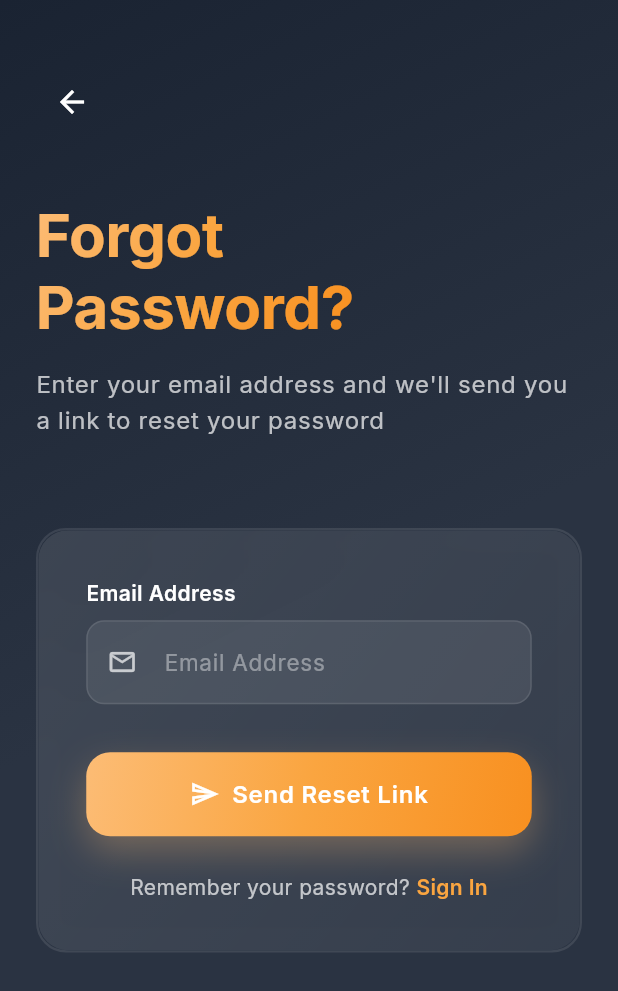
After one commit to themadhatmedia/nocatfish, a Flutter app: the ForgotPasswordScreen screen opened directly, on a phone screen of 412 x 824 dp. The commit adds this screen. Shown: the top 991 px of the screen. Run offline on Flutter 3.47's test engine with Material 3 defaults, Android fonts, the phone set to English and light mode, and no system bars; drawn by our look-alikes of flutter_animate; our stand-ins replace dio, firebase_analytics, firebase_core, get, get_storage, image_picker and 5 more; missing offline and left inert: flutter_intl_phone_field, flutter_stripe, flutter_udid, no_screenshot; accounts and stored records are empty.

Commit message:
1201 10:27

```diff
--- a/lib/config/api_config.dart
+++ b/lib/config/api_config.dart
@@ -43,6 +43,7 @@ class ApiEndpoints {
   static const String register = '/auth/register';
   static const String login = '/auth/login';
   static const String logout = '/auth/logout';
+  static const String forgotPassword = '/auth/forgot-password';
 
   static const String user = '/user';
   static const String updateUser = '/user';
--- /dev/null
+++ b/lib/screens/auth/forgot_password_screen.dart
@@ -0,0 +1,197 @@
+import 'package:flutter/material.dart';
+import 'package:flutter_animate/flutter_animate.dart';
+import 'package:get/get.dart';
+
+import '../../services/api_service.dart';
+import '../../utils/app_theme.dart';
+import '../../widgets/custom_text_field.dart';
+import '../../widgets/glass_container.dart';
+import '../../widgets/gradient_button.dart';
+import '../../widgets/gradient_text.dart';
+import 'login_screen_old.dart';
+
+class ForgotPasswordScreen extends StatefulWidget {
+  const ForgotPasswordScreen({super.key});
+
+  @override
+  State<ForgotPasswordScreen> createState() => _ForgotPasswordScreenState();
+}
+
+class _ForgotPasswordScreenState extends State<ForgotPasswordScreen> {
+  final _formKey = GlobalKey<FormState>();
+  final _emailController = TextEditingController();
+  final _apiService = ApiService();
+  bool _isLoading = false;
+
+  @override
+  void dispose() {
+    _emailController.dispose();
+    super.dispose();
+  }
+
+  Future<void> _handleForgotPassword() async {
+    if (!_formKey.currentState!.validate()) return;
+
+    setState(() => _isLoading = true);
+
+    final response = await _apiService.forgotPassword(
+      email: _emailController.text.trim(),
+    );
+
+    setState(() => _isLoading = false);
+
+    if (response.success) {
+      if (mounted) {
+        ScaffoldMessenger.of(context).showSnackBar(
+          SnackBar(
+            content: Text(response.message ?? 'Password reset link sent to your email'),
+            backgroundColor: Colors.green,
+            duration: const Duration(seconds: 4),
+          ),
+        );
+
+        await Future.delayed(const Duration(seconds: 1));
+
+        if (mounted) {
+          Get.off(() => const LoginScreenOld());
+        }
+      }
+    } else {
+      if (mounted) {
+        ScaffoldMessenger.of(context).showSnackBar(
+          SnackBar(
+            content: Text(response.message ?? 'Failed to send password reset link'),
+            backgroundColor: AppTheme.darkOrange,
+            duration: const Duration(seconds: 3),
+          ),
+        );
+      }
+    }
+  }
+
+  @override
+  Widget build(BuildContext context) {
+    return Scaffold(
+      body: Stack(
+        children: [
+          Container(
+            decoration: const BoxDecoration(
+              gradient: LinearGradient(
+                begin: Alignment.topLeft,
+                end: Alignment.bottomRight,
+                colors: [
+                  Color(0xFF1a2332),
+                  Color(0xFF2a3342),
+                  Color(0xFF2a3342),
+                ],
+              ),
+            ),
+          ),
+          SafeArea(
+            child: SingleChildScrollView(
+              padding: const EdgeInsets.all(24.0),
+              child: Form(
+                key: _formKey,
+                child: Column(
+                  crossAxisAlignment: CrossAxisAlignment.start,
+                  children: [
+                    const SizedBox(height: 20),
+                    IconButton(
+                      onPressed: () => Get.back(),
+                      icon: const Icon(Icons.arrow_back, color: Colors.white),
+                    ).animate().fadeIn(duration: 400.ms).slideX(begin: -0.2, end: 0),
+                    const SizedBox(height: 40),
+                    GradientText(
+                      text: 'Forgot\nPassword?',
+                      gradient: AppTheme.primaryGradient,
+                      style: Theme.of(context).textTheme.displayLarge?.copyWith(
+                            fontSize: 40,
+                            fontWeight: FontWeight.bold,
+                            height: 1.2,
+                          ),
+                    ).animate().fadeIn(delay: 100.ms, duration: 600.ms).slideY(begin: 0.2, end: 0),
+                    const SizedBox(height: 16),
+                    Text(
+                      'Enter your email address and we\'ll send you a link to reset your password',
+                      style: Theme.of(context).textTheme.bodyLarge?.copyWith(
+                            color: Colors.white70,
+                          ),
+                    ).animate().fadeIn(delay: 200.ms, duration: 600.ms).slideY(begin: 0.2, end: 0),
+                    const SizedBox(height: 60),
+                    GlassContainer(
+                      padding: const EdgeInsets.all(32),
+                      blur: 15,
+                      child: Column(
+                        children: [
+                          CustomTextField(
+                            controller: _emailController,
+                            label: 'Email Address',
+                            // hintText: 'Enter your email',
+                            prefixIcon: Icons.email_outlined,
+                            keyboardType: TextInputType.emailAddress,
+                            // textInputAction: TextInputAction.done,
+                            validator: (value) {
+                              if (value == null || value.isEmpty) {
+                                return 'Please enter your email address';
+                              }
+                              final emailRegex = RegExp(
+                                r'^[a-zA-Z0-9._%+-]+@[a-zA-Z0-9.-]+\.[a-zA-Z]{2,}$',
+                              );
+                              if (!emailRegex.hasMatch(value)) {
+                                return 'Please enter a valid email address';
+                              }
+                              return null;
+                            },
+                            // onFieldSubmitted: (_) => _handleForgotPassword(),
+                          ),
+                          const SizedBox(
+                            height: 32,
+                          ),
+                          GradientButton(
+                            text: 'Send Reset Link',
+                            onPressed: _handleForgotPassword,
+                            gradient: AppTheme.primaryGradient,
+                            isLoading: _isLoading,
+                            icon: Icons.send_outlined,
+                          ),
+                          const SizedBox(
+                            height: 24,
+                          ),
+                          Row(
+                            mainAxisAlignment: MainAxisAlignment.center,
+                            children: [
+                              const Text(
+                                'Remember your password? ',
+                                style: TextStyle(
+                                  color: Colors.white70,
+                                  fontSize: 14,
+                                ),
+                              ),
+                              GestureDetector(
+                                onTap: () {
+                                  Get.back();
+                                },
+                                child: const Text(
+                                  'Sign In',
+                                  style: TextStyle(
+                                    color: AppTheme.brandOrange,
+                                    fontSize: 14,
+                                    fontWeight: FontWeight.w600,
+                                  ),
+                                ),
+                              ),
+                            ],
+                          ),
+                        ],
+                      ),
+                    ).animate().fadeIn(delay: 300.ms, duration: 600.ms).slideY(begin: 0.2, end: 0),
+                  ],
+                ),
+              ),
+            ),
+          ),
+        ],
+      ),
+    );
+  }
+}
--- a/lib/screens/auth/login_screen_old.dart
+++ b/lib/screens/auth/login_screen_old.dart
@@ -9,6 +9,7 @@ import '../../widgets/glass_container.dart';
 import '../../widgets/gradient_button.dart';
 import '../../widgets/gradient_text.dart';
 import '../home/home_screen.dart';
+import 'forgot_password_screen.dart';
 import 'register_screen_old.dart';
 
 class LoginScreenOld extends StatefulWidget {
@@ -33,7 +34,6 @@ class _LoginScreenOldState extends State<LoginScreenOld> {
   }
 
   Future<void> _handleLogin() async {
-
     if (!_formKey.currentState!.validate()) return;
     // return;F
 
@@ -182,7 +182,9 @@ class _LoginScreenOldState extends State<LoginScreenOld> {
                           Align(
                             alignment: Alignment.centerRight,
                             child: TextButton(
-                              onPressed: () {},
+                              onPressed: () {
+                                Get.to(() => const ForgotPasswordScreen());
+                              },
                               child: GradientText(
                                 text: 'Forgot Password?',
                                 gradient: AppTheme.primaryGradient,
```
Also changed, not shown: lib/services/api_service.dart (+49 -0 lines), pubspec.lock.
